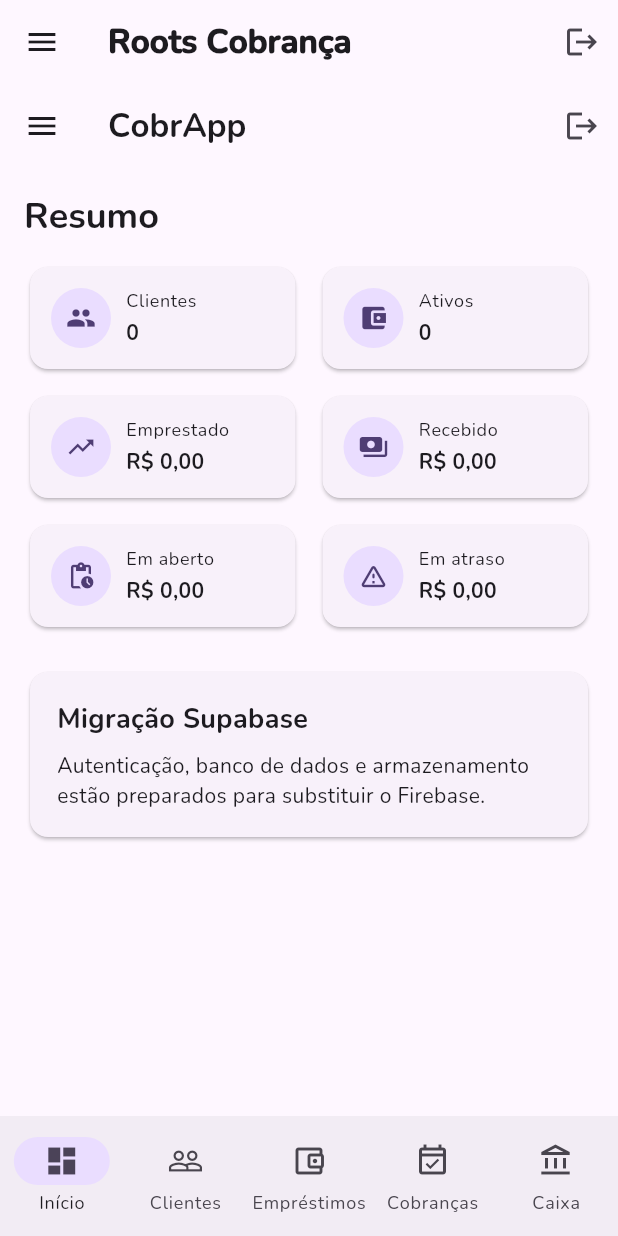
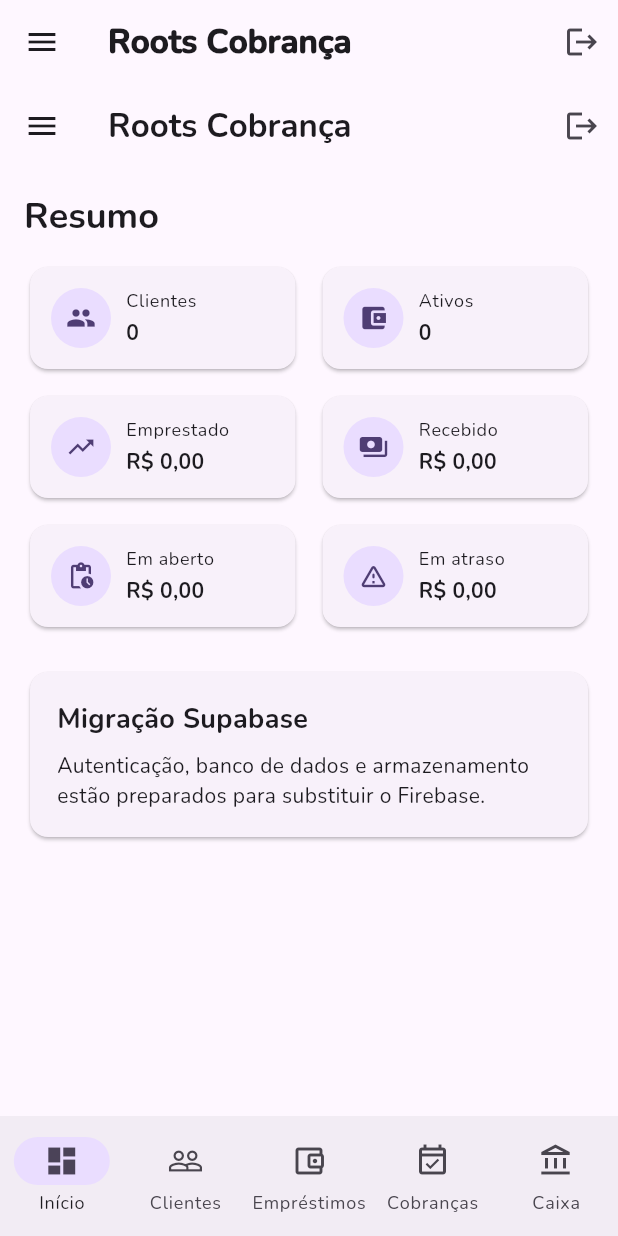
Before and after one commit to jurista711/Cobrapp12, a Flutter app: the screen it shows once a user with an empty profile is signed in, on a phone screen of 412 x 824 dp. Run offline on Flutter 3.47's test engine with Material 3 defaults, Android fonts, the phone set to English and light mode, and no system bars; our stand-ins replace printing, share_plus, supabase_flutter; accounts and stored records are empty.

Commit message:
feat: Roots Cobrança visual e calculadora [roots-upgrade]

```diff
--- a/lib/main.dart
+++ b/lib/main.dart
@@ -383,7 +383,7 @@ class DashboardPage extends StatelessWidget {
           slivers: [
             SliverAppBar(
               pinned: true,
-              title: const Text('CobrApp', style: TextStyle(fontWeight: FontWeight.w800)),
+              title: const Text('Roots Cobrança', style: TextStyle(fontWeight: FontWeight.w800)),
               actions: [
                 IconButton(
                   tooltip: 'Sair',
```
